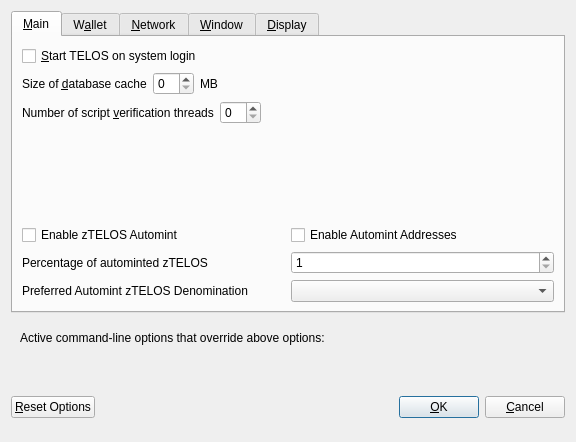
phoenixkonsole/MooNET, file src/qt/forms/optionsdialog.ui: the form before one commit.
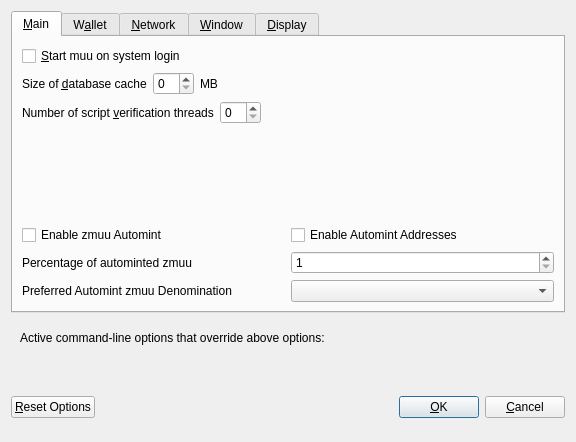
The form after the commit. Custom widgets are drawn as their Qt base class.

What changed in the file:
```diff
--- a/src/qt/forms/optionsdialog.ui
+++ b/src/qt/forms/optionsdialog.ui
@@ -33,7 +33,7 @@
           <string>Automatically start TELOS after logging in to the system.</string>
          </property>
          <property name="text">
-          <string>&amp;Start TELOS on system login</string>
+          <string>&amp;Start muu on system login</string>
          </property>
         </widget>
        </item>
@@ -147,7 +147,7 @@
                <enum>Qt::LeftToRight</enum>
               </property>
               <property name="text">
-               <string>Enable zTELOS Automint</string>
+               <string>Enable zmuu Automint</string>
               </property>
              </widget>
             </item>
@@ -174,7 +174,7 @@
                <string>Percentage of incoming TELOS which get automatically converted to zTELOS via Zerocoin Protocol (min: 10%)</string>
               </property>
               <property name="text">
-               <string>Percentage of autominted zTELOS</string>
+               <string>Percentage of autominted zmuu</string>
               </property>
              </widget>
             </item>
@@ -207,7 +207,7 @@
                <string>Wait with automatic conversion to Zerocoin until enough TELOS for this denomination is available</string>
               </property>
               <property name="text">
-               <string>Preferred Automint zTELOS Denomination</string>
+               <string>Preferred Automint zmuu Denomination</string>
               </property>
              </widget>
             </item>
```
Left out of the diff: 28 changed lines with no effect on the pictures.
